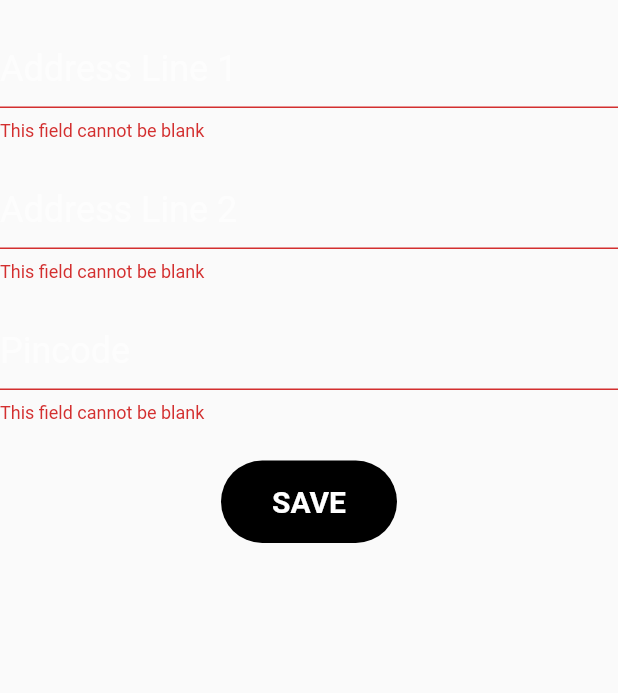
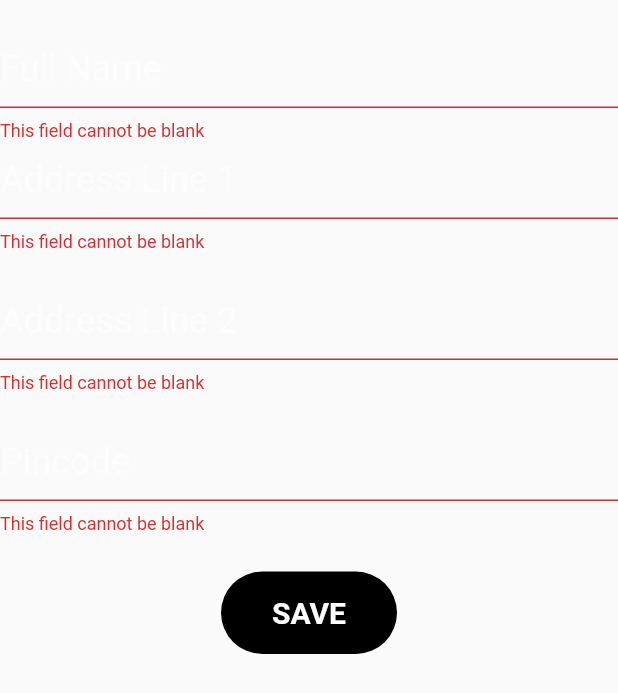
Before and after one commit to axactstudios/delivery, a Flutter app: the Address widget shown alone on an empty page, opened directly, after a tap on "SAVE", on a phone screen of 412 x 824 dp. Shown: the top 693 px of the screen. Run offline on Flutter 3.47's test engine with Material 2 defaults, Android fonts, the phone set to English and light mode, and no system bars; our stand-ins replace firebase_auth, firebase_database, fluttertoast, font_awesome_flutter, image_picker; missing offline and left inert: flutter_email_sender, razorpay_flutter; accounts and stored records are empty; network calls fail.

```diff
--- a/lib/LoginPages/OTPScreen.dart
+++ b/lib/LoginPages/OTPScreen.dart
@@ -1,4 +1,6 @@
+import 'package:delivery/LoginPages/addressFrame.dart';
 import 'package:firebase_auth/firebase_auth.dart';
+import 'package:firebase_database/firebase_database.dart';
 import 'package:flutter/material.dart';
 import 'package:fluttertoast/fluttertoast.dart';
 import '../DrawerPages/MainHome.dart';
@@ -192,6 +194,7 @@ class _OTPScreenState extends State<OTPScreen> {
 
     final PhoneCodeSent codeSent =
         (String verificationId, [int forceResendingToken]) async {
+      print("sent");
       _verificationId = verificationId;
       setState(() {
         _verificationId = verificationId;
@@ -226,7 +229,7 @@ class _OTPScreenState extends State<OTPScreen> {
         Navigator.pushAndRemoveUntil(
             context,
             MaterialPageRoute(
-              builder: (context) => MainHome(),
+              builder: (context) => AddressFrame(),
             ),
             (Route<dynamic> route) => false);
       } else {
--- a/lib/LoginPages/address.dart
+++ b/lib/LoginPages/address.dart
@@ -1,9 +1,45 @@
 import 'package:delivery/DrawerPages/MainHome.dart';
+import 'package:firebase_auth/firebase_auth.dart';
+import 'package:firebase_database/firebase_database.dart';
 import 'package:flutter/cupertino.dart';
 import 'package:flutter/material.dart';
 
-class Address extends StatelessWidget {
+class Address extends StatefulWidget {
+  @override
+  _AddressState createState() => _AddressState();
+}
+
+class _AddressState extends State<Address> {
+  final myController = TextEditingController();
+  final myController1 = TextEditingController();
+  final myController2 = TextEditingController();
+  final myController3 = TextEditingController();
+  @override
+  void dispose() {
+    // Clean up the controller when the widget is disposed.
+    myController.dispose();
+
+    super.dispose();
+  }
+
+  final FirebaseAuth _firebaseAuth = FirebaseAuth.instance;
+
+  FirebaseUser user;
+  @override
+  void initState() {
+    super.initState();
+    getCurrentUser();
+  }
+
+  void getCurrentUser() async {
+    FirebaseUser _user = await _firebaseAuth.currentUser();
+    setState(() {
+      user = _user;
+    });
+  }
+
   final formKey = GlobalKey<FormState>();
+
   @override
   Widget build(BuildContext context) {
     return Form(
@@ -16,6 +52,28 @@ class Address extends StatelessWidget {
               height: 20.0,
             ),
             TextFormField(
+              controller: myController,
+              decoration: InputDecoration(
+                focusedBorder: UnderlineInputBorder(
+                  borderSide: BorderSide(
+                    color: Colors.white,
+                  ),
+                ),
+                hintText: 'Full Name',
+                hintStyle: TextStyle(
+                  color: Colors.white.withOpacity(0.6),
+                ),
+              ),
+              validator: (name) {
+                if (name.isEmpty) {
+                  return 'This field cannot be blank';
+                } else
+                  return null;
+              },
+              style: TextStyle(color: Colors.white, fontSize: 24.0),
+            ),
+            TextFormField(
+              controller: myController1,
               decoration: InputDecoration(
                 focusedBorder: UnderlineInputBorder(
                   borderSide: BorderSide(
@@ -39,6 +97,7 @@ class Address extends StatelessWidget {
               height: 20.0,
             ),
             TextFormField(
+              controller: myController2,
               decoration: InputDecoration(
                 focusedBorder: UnderlineInputBorder(
                   borderSide: BorderSide(
@@ -62,6 +121,7 @@ class Address extends StatelessWidget {
               height: 20.0,
             ),
             TextFormField(
+              controller: myController3,
               decoration: InputDecoration(
                 focusedBorder: UnderlineInputBorder(
                   borderSide: BorderSide(
@@ -86,6 +146,20 @@ class Address extends StatelessWidget {
             ),
             InkWell(
               onTap: () {
+                DatabaseReference userRef =
+                    FirebaseDatabase.instance.reference().child('Users');
+                userRef.set({user.phoneNumber.toString()});
+                FirebaseDatabase.instance
+                    .reference()
+                    .child('Users')
+                    .child(user.phoneNumber.toString())
+                    .set({
+                  'Name': myController.text,
+                  'Addressline1': myController1.text,
+                  'Addressline2': myController2.text,
+                  'pincode': myController3.text
+                });
+
                 if (formKey.currentState.validate()) {
                   Navigator.pushReplacement(
                     context,
--- a/lib/main.dart
+++ b/lib/main.dart
@@ -1,5 +1,6 @@
 import 'package:delivery/DrawerPages/MainHome.dart';
 import 'package:delivery/LoginPages/WelcomeScreen.dart';
+import 'package:delivery/LoginPages/addressFrame.dart';
 import 'package:firebase_auth/firebase_auth.dart';
 import 'package:flutter/material.dart';
 import 'LoginPages/WelcomeScreen.dart';
@@ -43,7 +44,7 @@ class _HomePageState extends State<HomePage> {
     if (user != null) {
       return MainHome();
     } else {
-      return WelcomeScreen();
+      return MainHome();
     }
   }
 }
```
Also changed, not shown: lib/DrawerPages/MainHome.dart (+10 -12 lines), lib/DrawerPages/your_account_page.dart (+24 -10 lines), lib/LoginPages/addressFrame.dart (+4 -16 lines), pubspec.lock, 5 other files.
